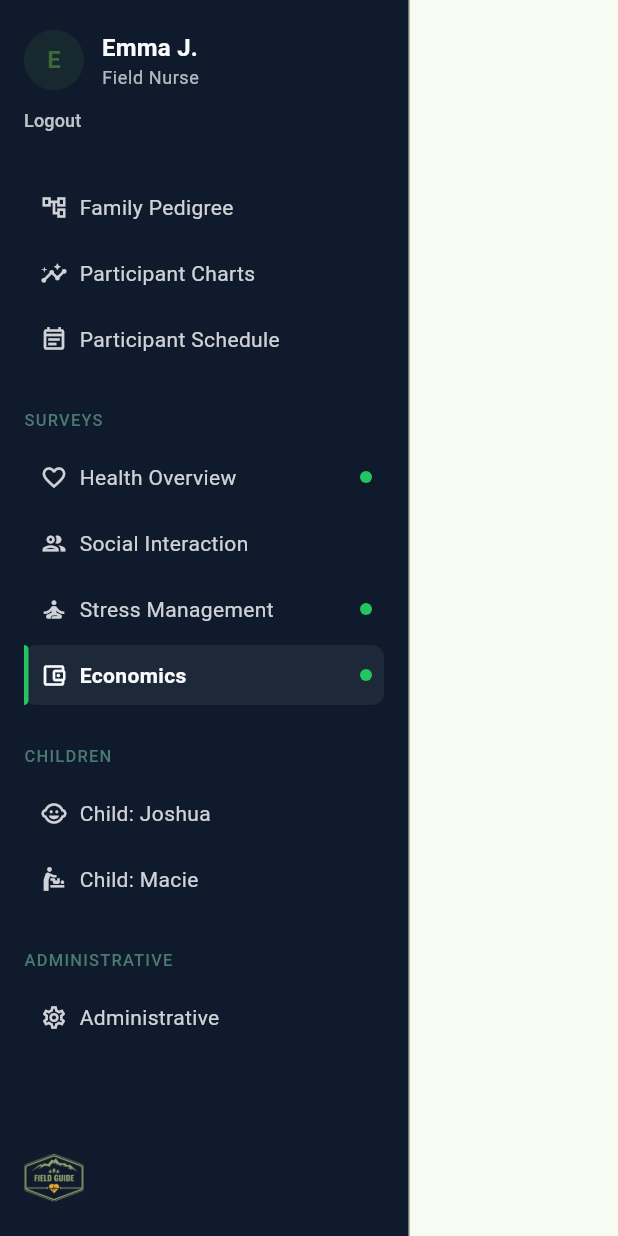
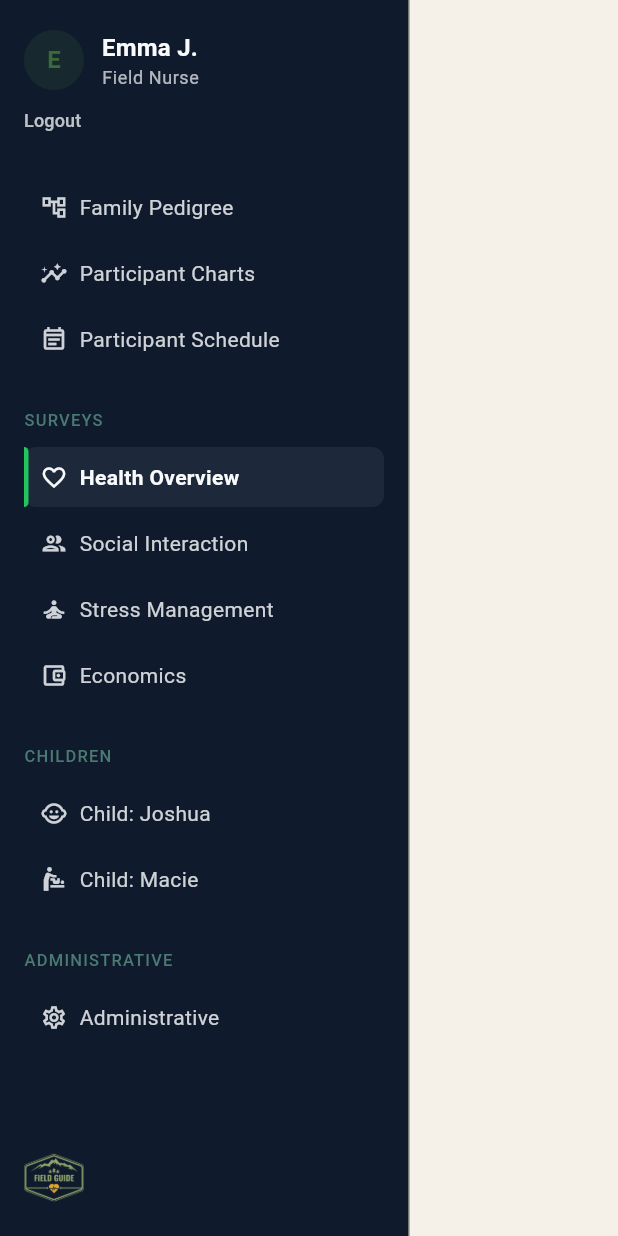
Before and after one commit to lesliejohnson-io/field-guide, a Flutter app: the TabletScaffold screen opened directly with empty values, on a phone screen of 412 x 824 dp. Run offline on Flutter 3.47's test engine with Material 3 defaults, Android fonts, the phone set to English and light mode, and no system bars; our stand-ins replace audioplayers, flutter_riverpod, shared_preferences; accounts and stored records are empty.

Commit message:
Add updated files and changes

```diff
--- a/lib/app.dart
+++ b/lib/app.dart
@@ -1,7 +1,6 @@
 import 'package:flutter/material.dart';
 
 import 'routes.dart';
-import 'screens/home_screen.dart';
 import 'theme/app_theme.dart';
 
 class FieldGuideApp extends StatelessWidget {
--- a/lib/routes.dart
+++ b/lib/routes.dart
@@ -3,14 +3,16 @@ import 'package:flutter/widgets.dart';
 import 'screens/home_screen.dart';
 
 import 'screens/survey_screen.dart';
-
+import 'screens/complete_screen.dart';
 
 class AppRoutes {
   static const String home = '/';
   static const survey = '/survey';
+  static const complete = '/complete';
 }
 
 final Map<String, WidgetBuilder> appRoutes = {
   AppRoutes.home: (context) => const HomeScreen(),
   AppRoutes.survey: (context) => const SurveyScreen(),
+  AppRoutes.complete: (context) => const CompleteScreen(),
 };
--- a/lib/theme/app_theme.dart
+++ b/lib/theme/app_theme.dart
@@ -1,9 +1,14 @@
 import 'package:flutter/material.dart';
+
+const Color _warmNeutralBackground = Color(0xFFF5F0E8);
 
 final ThemeData appTheme = ThemeData(
   useMaterial3: true,
-  colorScheme: ColorScheme.fromSeed(seedColor: const Color(0xFF2E7D32)),
-  scaffoldBackgroundColor: Colors.white,
+  colorScheme: ColorScheme.fromSeed(
+    seedColor: const Color(0xFF2E7D32),
+    brightness: Brightness.light,
+  ),
+  scaffoldBackgroundColor: _warmNeutralBackground,
   appBarTheme: const AppBarTheme(
     centerTitle: false,
   ),
--- a/lib/widgets/left_rail.dart
+++ b/lib/widgets/left_rail.dart
@@ -1,15 +1,20 @@
 import 'package:flutter/material.dart';
+import 'package:flutter_riverpod/flutter_riverpod.dart';
 
-class LeftRail extends StatefulWidget {
+import '../controllers/survey_controller.dart';
+import '../models/survey_question.dart';
+import '../routes.dart';
+
+class LeftRail extends ConsumerStatefulWidget {
   const LeftRail({super.key});
 
   @override
-  State<LeftRail> createState() => _LeftRailState();
+  ConsumerState<LeftRail> createState() => _LeftRailState();
 }
 
-class _LeftRailState extends State<LeftRail> {
-  // Default to "Economics" to mirror the Figma example.
-  int _selectedIndex = 6;
+class _LeftRailState extends ConsumerState<LeftRail> {
+  /// Tracks which non-survey item was last tapped (by flat nav index).
+  int? _localSelectedIndex;
 
   late final List<_NavSection> _sections = [
     const _NavSection(
@@ -35,21 +40,22 @@ class _LeftRailState extends State<LeftRail> {
         _NavItem(
           'Health Overview',
           icon: Icons.favorite_outline,
-          hasStatusDot: true,
+          surveySection: SurveySection.health,
         ),
         _NavItem(
           'Social Interaction',
           icon: Icons.group_outlined,
+          surveySection: SurveySection.social,
         ),
         _NavItem(
           'Stress Management',
           icon: Icons.self_improvement_outlined,
-          hasStatusDot: true,
+          surveySection: SurveySection.stress,
         ),
         _NavItem(
           'Economics',
           icon: Icons.account_balance_wallet_outlined,
-          hasStatusDot: true,
+          surveySection: SurveySection.economics,
         ),
       ],
     ),
@@ -80,6 +86,11 @@ class _LeftRailState extends State<LeftRail> {
   @override
   Widget build(BuildContext context) {
     final theme = Theme.of(context);
+    final surveyState = ref.watch(surveyControllerProvider);
+    final completedSections = surveyState.completedSections;
+
+    final currentSection =
+        surveyState.isComplete ? null : surveyState.currentQuestion.section;
 
     final items = <Widget>[];
     int runningIndex = 0;
@@ -90,16 +101,42 @@ class _LeftRailState extends State<LeftRail> {
       }
       for (final item in section.items) {
         final itemIndex = runningIndex;
+        final isSurveyItem = item.surveySection != null;
+
+        final bool isSelected = isSurveyItem
+            ? item.surveySection == currentSection
+            : _localSelectedIndex == itemIndex;
+
+        final bool showDot = isSurveyItem &&
+            completedSections.contains(item.surveySection);
+
         items.add(
           _NavTile(
             label: item.label,
             icon: item.icon,
-            hasStatusDot: item.hasStatusDot,
-            selected: _selectedIndex == itemIndex,
+            hasStatusDot: showDot,
+            selected: isSelected,
             onTap: () {
-              setState(() {
-                _selectedIndex = itemIndex;
-              });
+              final surveySection = item.surveySection;
+              if (surveySection != null) {
+                setState(() => _localSelectedIndex = null);
+                ref
+                    .read(surveyControllerProvider.notifier)
+                    .goToSection(surveySection);
+                final currentRoute = ModalRoute.of(context)?.settings.name;
+                if (currentRoute != AppRoutes.survey) {
+                  Navigator.of(context).pushNamed(AppRoutes.survey);
+                }
+              } else {
+                setState(() => _localSelectedIndex = itemIndex);
+                ScaffoldMessenger.of(context).showSnackBar(
+                  SnackBar(
+                    content: Text('${item.label} — coming soon'),
+                    duration: const Duration(seconds: 2),
+                    behavior: SnackBarBehavior.floating,
+                  ),
+                );
+              }
             },
           ),
         );
@@ -108,8 +145,8 @@ class _LeftRailState extends State<LeftRail> {
       items.add(const SizedBox(height: 16));
     }
 
-    const background = Color(0xFF0F1B2D); // dark navy / charcoal
-    const onBackground = Color(0xFFF9FAFB); // soft off-white
+    const background = Color(0xFF0F1B2D);
+    const onBackground = Color(0xFFF9FAFB);
 
     return Container(
       color: background,
@@ -117,7 +154,15 @@ class _LeftRailState extends State<LeftRail> {
       child: Column(
         crossAxisAlignment: CrossAxisAlignment.start,
         children: [
-          const _UserBlock(),
+          _UserBlock(
+            onLogout: () {
+              Navigator.of(context).pushNamedAndRemoveUntil(
+                AppRoutes.home,
+                (route) => false,
+              );
+              ref.read(surveyControllerProvider.notifier).reset();
+            },
+          ),
           const SizedBox(height: 24),
           Expanded(
             child: Theme(
@@ -153,12 +198,13 @@ class _LeftRailState extends State<LeftRail> {
 }
 
 class _UserBlock extends StatelessWidget {
-  const _UserBlock();
+  const _UserBlock({required this.onLogout});
+
+  final VoidCallback onLogout;
 
   @override
   Widget build(BuildContext context) {
     final theme = Theme.of(context);
-
     const onBackground = Color(0xFFF9FAFB);
 
     return Column(
@@ -168,7 +214,7 @@ class _UserBlock extends StatelessWidget {
           children: [
             CircleAvatar(
               radius: 20,
-              backgroundColor: theme.colorScheme.primary.withOpacity(0.18),
+              backgroundColor: theme.colorScheme.primary.withValues(alpha: 0.18),
               child: Text(
                 'E',
                 style: TextStyle(
@@ -191,7 +237,7 @@ class _UserBlock extends StatelessWidget {
                 Text(
                   'Field Nurse',
                   style: theme.textTheme.bodySmall?.copyWith(
-                    color: onBackground.withOpacity(0.7),
+                    color: onBackground.withValues(alpha: 0.7),
                   ),
                 ),
               ],
@@ -204,11 +250,9 @@ class _UserBlock extends StatelessWidget {
             padding: EdgeInsets.zero,
             minimumSize: const Size(0, 24),
             tapTargetSize: MaterialTapTargetSize.shrinkWrap,
-            foregroundColor: onBackground.withOpacity(0.75),
+            foregroundColor: onBackground.withValues(alpha: 0.75),
           ),
-          onPressed: () {
-            // No-op for now; just visual.
-          },
+          onPressed: onLogout,
           child: const Text(
             'Logout',
             style: TextStyle(fontSize: 12),
@@ -258,14 +302,13 @@ class _NavTile extends StatelessWidget {
   @override
   Widget build(BuildContext context) {
     final theme = Theme.of(context);
-    const background = Color(0xFF0F1B2D);
     const onBackground = Color(0xFFF9FAFB);
     const greenAccent = Color(0xFF22C55E);
 
     final Color pillColor =
-        selected ? Colors.white.withOpacity(0.06) : Colors.transparent;
+        selected ? Colors.white.withValues(alpha: 0.06) : Colors.transparent;
     final Color textColor =
-        selected ? onBackground : onBackground.withOpacity(0.82);
+        selected ? onBackground : onBackground.withValues(alpha: 0.82);
 
     return InkWell(
       onTap: onTap,
@@ -341,9 +384,7 @@ class _LogoFooter extends StatelessWidget {
       child: SizedBox(
         height: 40,
         child: ConstrainedBox(
-          constraints: BoxConstraints(
-            maxWidth: maxWidth,
-          ),
+          constraints: BoxConstraints(maxWidth: maxWidth),
           child: _Logo(colorScheme: colorScheme),
         ),
       ),
@@ -358,8 +399,6 @@ class _Logo extends StatelessWidget {
 
   @override
   Widget build(BuildContext context) {
-    // Attempt to load the asset; if it is missing or invalid,
-    // fall back to a text-based placeholder.
     return Image.asset(
       'assets/images/field_guide_logo.png',
       fit: BoxFit.contain,
@@ -369,7 +408,7 @@ class _Logo extends StatelessWidget {
           style: TextStyle(
             fontWeight: FontWeight.w700,
             letterSpacing: 2,
-            color: colorScheme.onSurface.withOpacity(0.8),
+            color: colorScheme.onSurface.withValues(alpha: 0.8),
           ),
         );
       },
@@ -391,10 +430,10 @@ class _NavItem {
   const _NavItem(
     this.label, {
     required this.icon,
-    this.hasStatusDot = false,
+    this.surveySection,
   });
 
   final String label;
   final IconData icon;
-  final bool hasStatusDot;
+  final SurveySection? surveySection;
 }
--- a/lib/widgets/tablet_scaffold.dart
+++ b/lib/widgets/tablet_scaffold.dart
@@ -20,13 +20,13 @@ class TabletScaffold extends StatelessWidget {
     final theme = Theme.of(context);
 
     return Scaffold(
-      backgroundColor: theme.colorScheme.background,
+      backgroundColor: theme.scaffoldBackgroundColor,
       body: SafeArea(
         child: Row(
           children: [
-            SizedBox(
+            const SizedBox(
               width: _leftRailWidth,
-              child: const LeftRail(),
+              child: LeftRail(),
             ),
             VerticalDivider(
               width: 1,
@@ -35,7 +35,7 @@ class TabletScaffold extends StatelessWidget {
             ),
             Expanded(
               child: Container(
-                color: theme.colorScheme.surface,
+                color: theme.scaffoldBackgroundColor,
                 child: body,
               ),
             ),
--- a/pubspec.yaml
+++ b/pubspec.yaml
@@ -12,6 +12,8 @@ dependencies:
     sdk: flutter
   flutter_riverpod: ^2.5.1
   cupertino_icons: ^1.0.8
+  audioplayers: ^6.0.0
+  shared_preferences: ^2.3.2
 
 dev_dependencies:
   flutter_test:
```
Also changed, not shown: lib/controllers/survey_controller.dart (+100 -23 lines), lib/controllers/survey_state.dart (+20 -0 lines), lib/data/mock_questions.dart (+6 -6 lines), lib/main.dart (+9 -3 lines), lib/screens/complete_screen.dart (added, +53 -0 lines), lib/screens/home_screen.dart (+95 -74 lines), lib/screens/survey_screen.dart (+50 -12 lines), .claude/settings.local.json (added), pubspec.lock, 11 other files.
